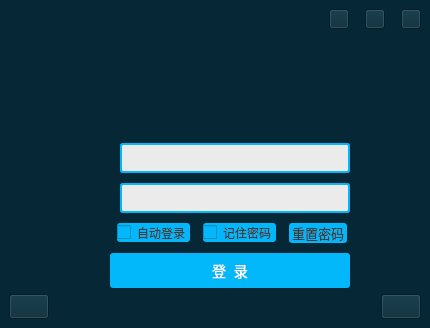
Before: the Qt Designer form VideoPlayer/login/LoginPersonInfo.ui in huizhang556/pc-video-player, drawn with Qt 5.
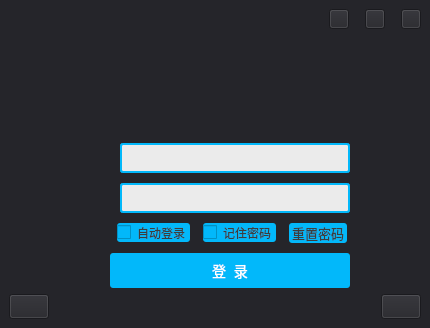
After: the same form once the commit is applied. Icons and pictures are not drawn.

Patch:
```diff
--- a/VideoPlayer/login/LoginPersonInfo.ui
+++ b/VideoPlayer/login/LoginPersonInfo.ui
@@ -17,7 +17,7 @@
    <string notr="true">QWidget
 {
 /*background-color:#136a8a;*/
-background-color: rgb(6, 40, 54);
+background-color: #25252a;
 	
 }
 	</string>
```
